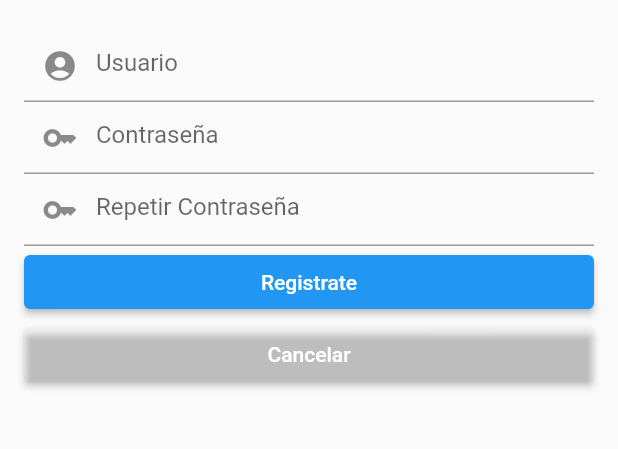
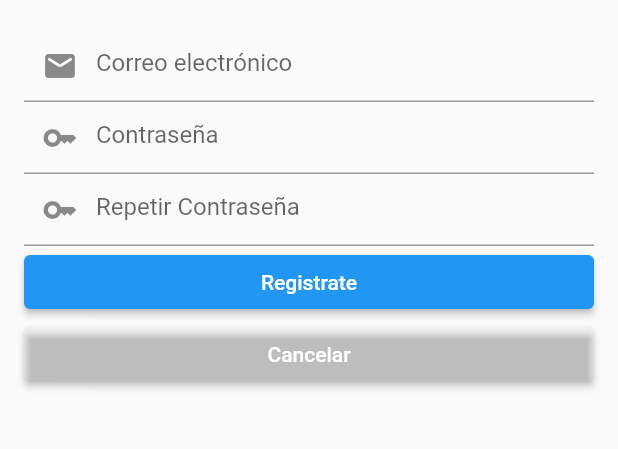
Before and after one commit to Coeus1986/DMovilC4, a Flutter app: the screen it shows after launch, after a tap on "Registrate", on a phone screen of 412 x 824 dp, the part 408-857 px from its top. Run offline on Flutter 3.47's test engine with Material 2 defaults, Android fonts, the phone set to English and light mode, and no system bars.

Commit message:
Cambie en la page login y registro el atributo del metodo Icon y en el atributo  hintText por uno relacionado con correo, ya que es lo que piden en el sprint 2

```diff
--- a/lib/pages/login_page.dart
+++ b/lib/pages/login_page.dart
@@ -37,8 +37,8 @@ class _LoginPageState extends State<LoginPage> {
                     child: TextField(
                       controller: user,
                       decoration: const InputDecoration(
-                        prefixIcon: Icon(Icons.account_circle),
-                        hintText: "Usuario",
+                        prefixIcon: Icon(Icons.mail_rounded),
+                        hintText: "Correo electrónico",
                       ),
                     )),
                 Container(
--- a/lib/pages/register_page.dart
+++ b/lib/pages/register_page.dart
@@ -35,8 +35,8 @@ class _RegisterPageState extends State<RegisterPage> {
                 child: TextField(
                   controller: user,
                   decoration: const InputDecoration(
-                    prefixIcon: Icon(Icons.account_circle),
-                    hintText: "Usuario",
+                    prefixIcon: Icon(Icons.mail_rounded),
+                    hintText: "Correo electrónico",
                   ),
                 )),
             Container(
```
